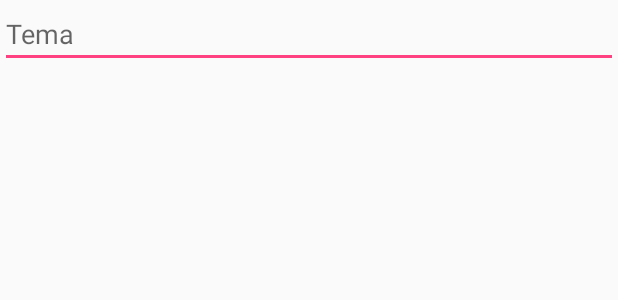
After one commit to MarceloxAlves/ForcaX, an Android app: the layout activity_adicionar_tema.xml on its own in the app's theme, with its tools: preview values and no code run, on a phone screen of 412 x 824 dp. The commit adds this screen. Shown: the top 300 px of the screen. Run offline under Robolectric (Android 15) with nearby library versions, the phone set to English and light mode, and no system bars.

Commit message:
Formulario de adicionar

```diff
--- a/app/src/main/AndroidManifest.xml
+++ b/app/src/main/AndroidManifest.xml
@@ -21,7 +21,8 @@
         <activity android:name=".app.ScoreActivity" />
         <activity android:name=".app.GameActivity" />
         <activity android:name=".app.MainActivity" />
-        <activity android:name=".app.FormularioActivity"></activity>
+        <activity android:name=".app.FormularioActivity" />
+        <activity android:name=".app.AdicionarTemaActivity"></activity>
     </application>
 
 </manifest>
--- a/app/src/main/java/br/com/avantigames/forcax/app/MainActivity.java
+++ b/app/src/main/java/br/com/avantigames/forcax/app/MainActivity.java
@@ -51,4 +51,9 @@ public class MainActivity extends AppCompatActivity {
         builder.create();
         builder.show();
     }
+
+    public void adiciornarFrase(View view) {
+        startActivity(new Intent(this,FormularioActivity.class));
+        finish();
+    }
 }
--- a/app/src/main/java/br/com/avantigames/forcax/model/PalavraFrase.java
+++ b/app/src/main/java/br/com/avantigames/forcax/model/PalavraFrase.java
@@ -21,7 +21,7 @@ public class PalavraFrase {
     private ToOne<Tema> temaToOne;
     private String dica;
 
-    private PalavraFrase() {
+    public PalavraFrase() {
 
     }
 
--- /dev/null
+++ b/app/src/main/res/layout/activity_adicionar_tema.xml
@@ -0,0 +1,20 @@
+<?xml version="1.0" encoding="utf-8"?>
+<android.support.constraint.ConstraintLayout xmlns:android="http://schemas.android.com/apk/res/android"
+    xmlns:app="http://schemas.android.com/apk/res-auto"
+    xmlns:tools="http://schemas.android.com/tools"
+    android:layout_width="match_parent"
+    android:layout_height="match_parent"
+    tools:context=".app.AdicionarTemaActivity">
+
+    <EditText
+        android:id="@+id/tema"
+        style="@android:style/Widget.AutoCompleteTextView"
+        android:layout_width="match_parent"
+        android:layout_height="wrap_content"
+        android:ems="10"
+        android:hint="@string/tema"
+        android:inputType="textPersonName"
+        android:layout_marginTop="10dp"
+        />
+
+</android.support.constraint.ConstraintLayout>
--- a/app/src/main/res/layout/activity_formulario.xml
+++ b/app/src/main/res/layout/activity_formulario.xml
@@ -15,12 +15,13 @@
         android:orientation="horizontal"
         android:layout_margin="10dp">
         <RadioButton
-            android:id="@+id/palvras_btn"
+            android:id="@+id/palvra_btn"
             android:layout_width="wrap_content"
             android:layout_height="wrap_content"
             android:textSize="20sp"
             android:textColor="@color/white"
             android:fontFamily="serif"
+            android:checked="true"
             android:text="@string/palavra"/>
         <RadioButton
             android:id="@+id/frase_btn"
@@ -56,9 +57,11 @@
             android:layout_weight="4">
         </Spinner>
         <Button
+            android:id="@+id/adiciona_tema"
             android:layout_width="wrap_content"
             android:layout_height="wrap_content"
             android:layout_weight="1"
+            android:onClick="adicinarTema"
             android:background="@drawable/button_layout"
             android:text="@string/plus"/>
 
@@ -83,6 +86,7 @@
         android:layout_marginTop="60dp"
         android:background="@drawable/button_layout"
         android:layout_gravity="end"
+        android:onClick="salvar"
         android:text="@string/salvar" />
 
 
--- a/app/src/main/res/values/strings.xml
+++ b/app/src/main/res/values/strings.xml
@@ -14,4 +14,6 @@
     <string name="dica">Dica</string>
     <string name="salvar">Salvar</string>
     <string name="plus">+</string>
+    <string name="config">Config</string>
+    <string name="tema">Tema</string>
 </resources>
```
Also changed, not shown: app/src/main/java/br/com/avantigames/forcax/app/AdicionarTemaActivity.java (added, +15 -0 lines), app/src/main/java/br/com/avantigames/forcax/app/FormularioActivity.java (+95 -1 lines), app/src/main/java/br/com/avantigames/forcax/app/SplashActivity.java (+3 -6 lines), app/src/main/res/layout/activity_main.xml (+22 -2 lines).
